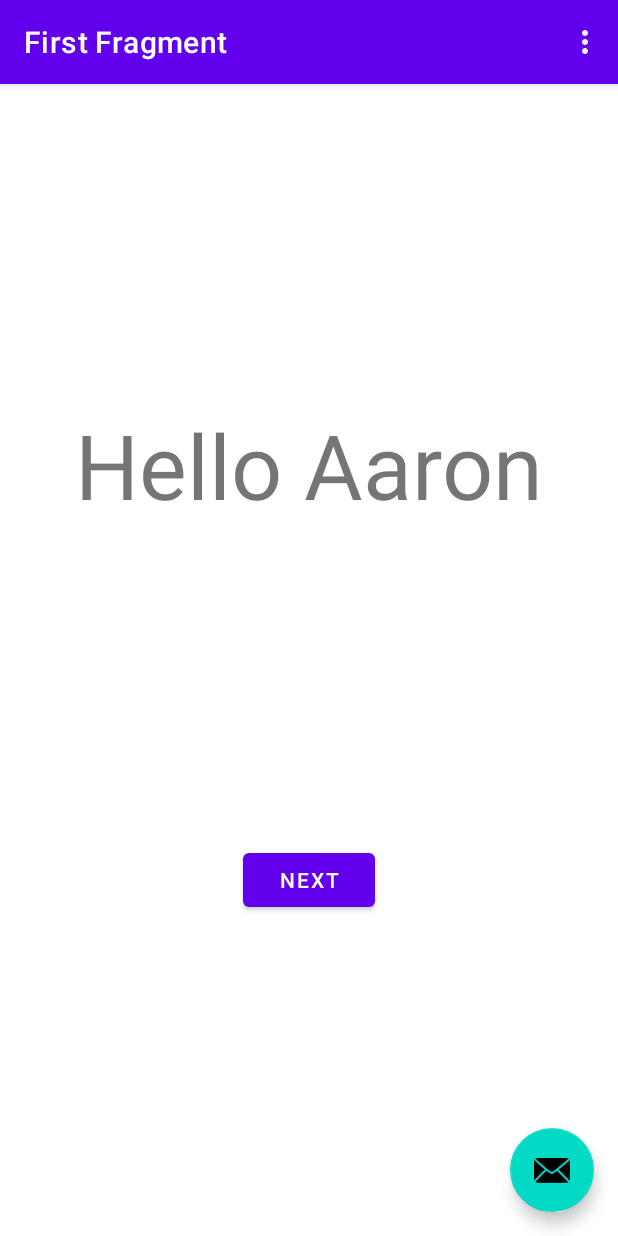
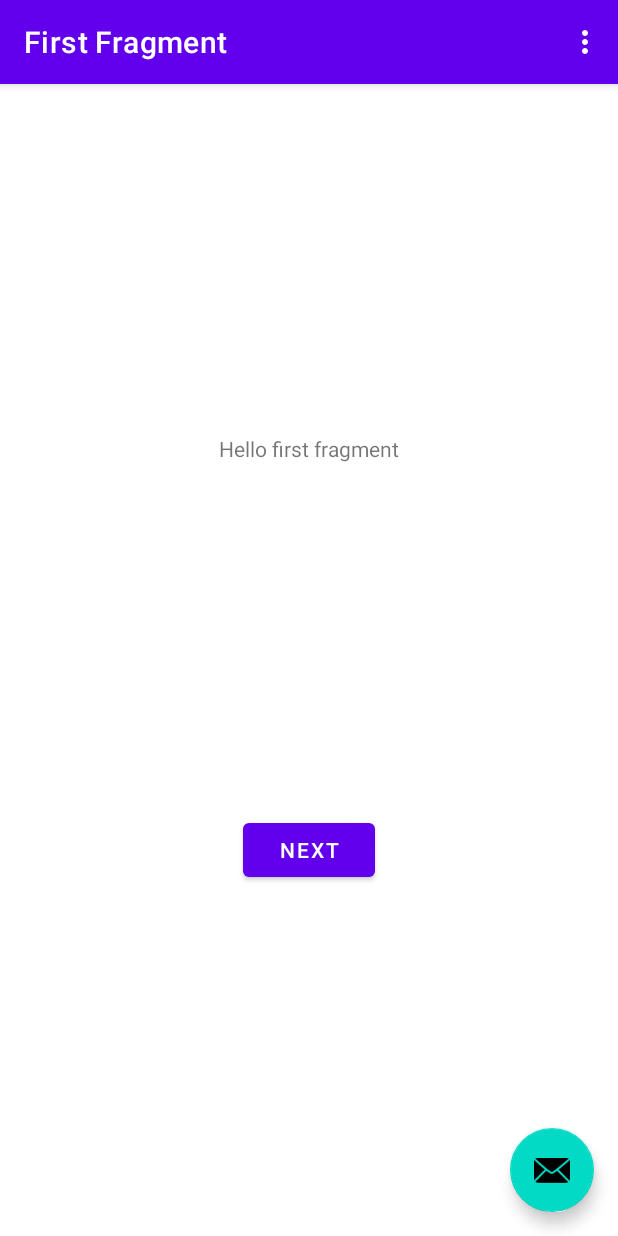
Before and after one commit to AaronStollSchool/Lab02, an Android app: the screen it shows after launch (MainActivity), on a phone screen of 412 x 824 dp. Run offline under Robolectric (Android 15) with nearby library versions, the phone set to English and light mode, and no system bars; our stand-ins replace navigation-ui.

Commit message:
Revert "Checkpoint 3:"
This reverts commit 26e4132e111d33bbb777085701d4323be3be67f1.

```diff
--- a/app/src/main/res/layout/activity_main.xml
+++ b/app/src/main/res/layout/activity_main.xml
@@ -27,7 +27,7 @@
         android:layout_width="wrap_content"
         android:layout_height="wrap_content"
         android:layout_gravity="bottom|end"
-        android:layout_marginEnd="16dp"
+        android:layout_marginEnd="@dimen/fab_margin"
         android:layout_marginBottom="16dp"
         app:srcCompat="@android:drawable/ic_dialog_email" />
 
--- a/app/src/main/res/layout/fragment_first.xml
+++ b/app/src/main/res/layout/fragment_first.xml
@@ -10,8 +10,7 @@
         android:id="@+id/textview_first"
         android:layout_width="wrap_content"
         android:layout_height="wrap_content"
-        android:text="Hello Aaron"
-        android:textSize="60dp"
+        android:text="@string/hello_first_fragment"
         app:layout_constraintBottom_toTopOf="@id/button_first"
         app:layout_constraintEnd_toEndOf="parent"
         app:layout_constraintStart_toStartOf="parent"
```
